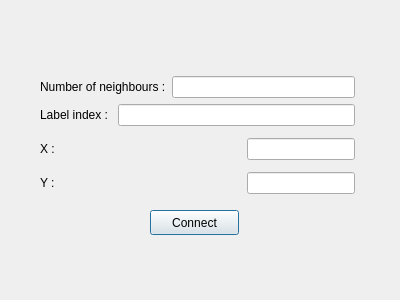
Old version of the form mkknndialog.ui in the repository MATF-RS19/RS018-miniknime.
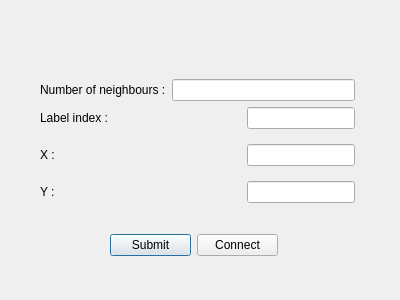
New version of the form.

Patch:
```diff
--- a/mkknndialog.ui
+++ b/mkknndialog.ui
@@ -19,7 +19,7 @@
      <x>40</x>
      <y>70</y>
      <width>315</width>
-     <height>130</height>
+     <height>142</height>
     </rect>
    </property>
    <layout class="QVBoxLayout" name="verticalLayout_3">
@@ -49,7 +49,14 @@
          </widget>
         </item>
         <item>
-         <widget class="QLineEdit" name="labelValue"/>
+         <widget class="QLineEdit" name="labelValue">
+          <property name="sizePolicy">
+           <sizepolicy hsizetype="Fixed" vsizetype="Fixed">
+            <horstretch>0</horstretch>
+            <verstretch>0</verstretch>
+           </sizepolicy>
+          </property>
+         </widget>
         </item>
        </layout>
       </item>
@@ -102,18 +109,31 @@
     </item>
    </layout>
   </widget>
-  <widget class="QPushButton" name="connectButton">
+  <widget class="QWidget" name="">
    <property name="geometry">
     <rect>
-     <x>150</x>
-     <y>210</y>
-     <width>89</width>
-     <height>25</height>
+     <x>110</x>
+     <y>230</y>
+     <width>168</width>
+     <height>30</height>
     </rect>
    </property>
-   <property name="text">
-    <string>Connect</string>
-   </property>
+   <layout class="QHBoxLayout" name="horizontalLayout">
+    <item>
+     <widget class="QPushButton" name="submitButton">
+      <property name="text">
+       <string>Submit</string>
+      </property>
+     </widget>
+    </item>
+    <item>
+     <widget class="QPushButton" name="connectButton">
+      <property name="text">
+       <string>Connect</string>
+      </property>
+     </widget>
+    </item>
+   </layout>
   </widget>
  </widget>
  <resources/>
```
